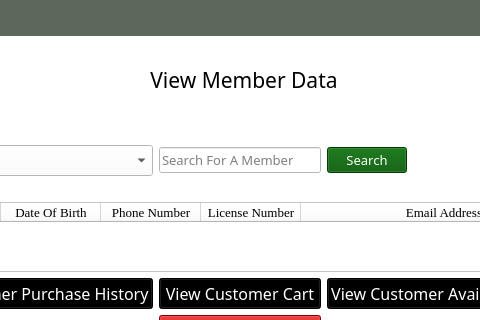
Above: UI/viewMembers.ui from hunteralan/DiscountApp before the change; both pictures show x 156 to 636 and y 95 to 415 of the 800 by 600 pixel window. Below: the same form after it.
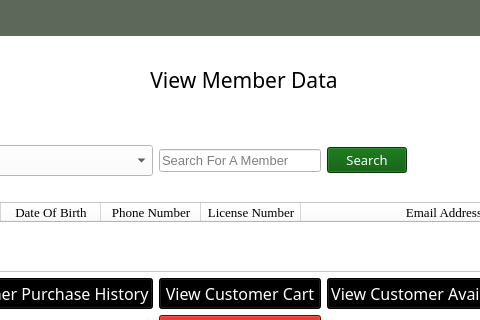
That is the form after the change.

The edit to the form file:
```diff
--- a/UI/viewMembers.ui
+++ b/UI/viewMembers.ui
@@ -386,7 +386,7 @@
         <widget class="QLineEdit" name="searchBox">
          <property name="font">
           <font>
-           <family>Bell MT</family>
+           <family>MS Shell Dlg 2</family>
            <pointsize>10</pointsize>
           </font>
          </property>
```
